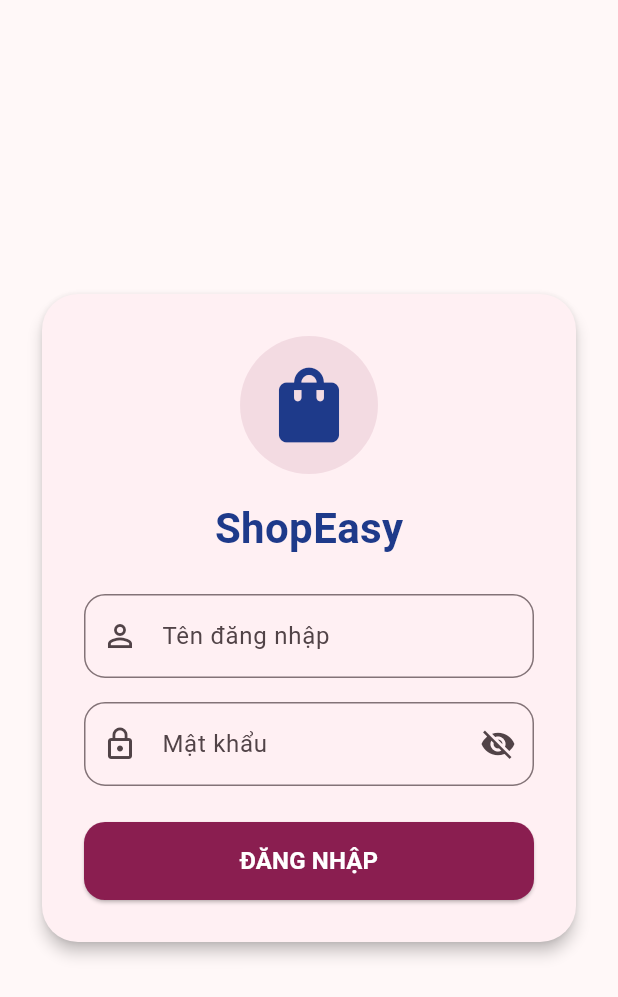
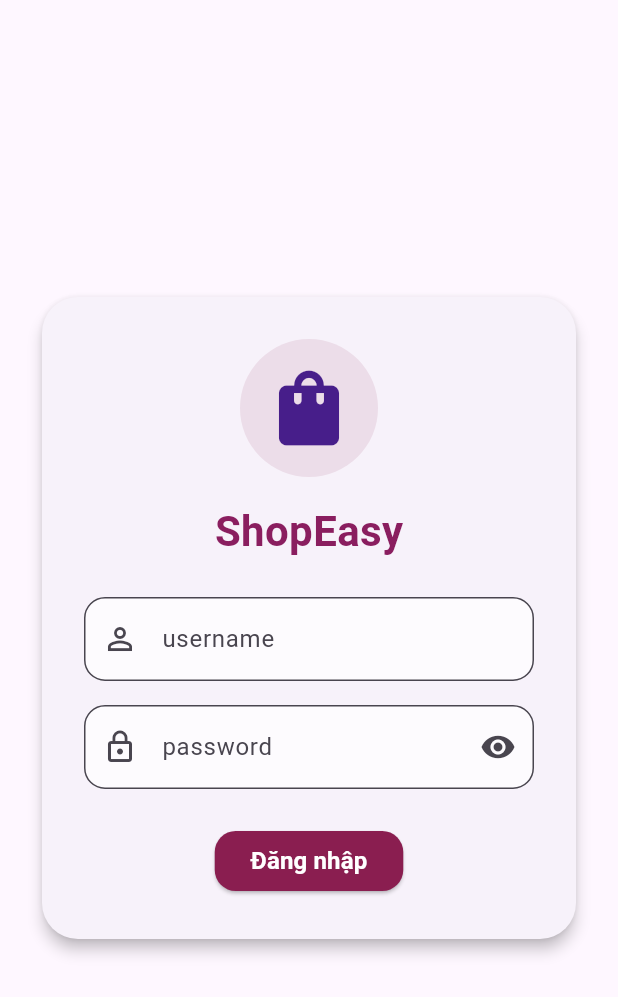
Before and after one commit to hamai20050110-bli/shopeasy, a Flutter app: the screen it shows after launch, on a phone screen of 412 x 824 dp. Shown: the top 997 px of the screen. Run offline on Flutter 3.47's test engine with Material 3 defaults, Android fonts, the phone set to English and light mode, and no system bars; our stand-ins replace dio.

Commit message:
Add files via upload

```diff
--- a/lib/giaodien.dart
+++ b/lib/giaodien.dart
@@ -1,6 +1,5 @@
 import 'package:flutter/material.dart';
-
-import 'sanpham.dart';
+import 'package:baitap_buoi5/login_screen.dart';
 
 void main() {
   runApp(const MyApp());
@@ -104,103 +103,6 @@ class MyApp extends StatelessWidget {
   }
 }
 
-class LoginScreen extends StatefulWidget {
-  const LoginScreen({super.key});
-
-  @override
-  State<LoginScreen> createState() => _LoginScreenState();
-}
-
-class _LoginScreenState extends State<LoginScreen> {
-  final userCtrl = TextEditingController();
-  final passCtrl = TextEditingController();
-  bool obscurePass = true;
-
-  void handleLogin() {
-    if (userCtrl.text.trim().isEmpty || passCtrl.text.trim().isEmpty) {
-      showMessage(context, 'Vui lòng nhập đầy đủ thông tin');
-      return;
-    }
-    Navigator.pushReplacement(
-      context,
-      MaterialPageRoute(builder: (_) => const ProductListScreen()),
-    );
-  }
-
-  @override
-  Widget build(BuildContext context) {
-    return Scaffold(
-      body: Center(
-        child: SingleChildScrollView(
-          padding: const EdgeInsets.all(24.0),
-          child: Card(
-            elevation: 4,
-            shape: RoundedRectangleBorder(borderRadius: BorderRadius.circular(24)),
-            child: Padding(
-              padding: const EdgeInsets.all(28.0),
-              child: Column(
-                mainAxisSize: MainAxisSize.min,
-                children: [
-                  Container(
-                    padding: const EdgeInsets.all(16),
-                    decoration: BoxDecoration(
-                      color: const Color.fromARGB(255, 138, 30, 75).withValues(alpha: 0.1),
-                      shape: BoxShape.circle,
-                    ),
-                    child: const Icon(Icons.shopping_bag_rounded, size: 60, color: Color(0xFF1E3A8A)),
-                  ),
-                  const SizedBox(height: 16),
-                  const Text(
-                    'ShopEasy',
-                    style: TextStyle(fontSize: 28, fontWeight: FontWeight.bold, color: Color(0xFF1E3A8A)),
-                  ),
-                  const SizedBox(height: 24),
-                  TextField(
-                    controller: userCtrl,
-                    decoration: InputDecoration(
-                      labelText: tr('username'),
-                      prefixIcon: const Icon(Icons.person_outline),
-                      border: OutlineInputBorder(borderRadius: BorderRadius.circular(14)),
-                    ),
-                  ),
-                  const SizedBox(height: 16),
-                  TextField(
-                    controller: passCtrl,
-                    obscureText: obscurePass,
-                    decoration: InputDecoration(
-                      labelText: tr('password'),
-                      prefixIcon: const Icon(Icons.lock_outline),
-                      suffixIcon: IconButton(
-                        icon: Icon(obscurePass ? Icons.visibility_off : Icons.visibility),
-                        onPressed: () => setState(() => obscurePass = !obscurePass),
-                      ),
-                      border: OutlineInputBorder(borderRadius: BorderRadius.circular(14)),
-                    ),
-                  ),
-                  const SizedBox(height: 24),
-                  SizedBox(
-                    width: double.infinity,
-                    height: 52,
-                    child: ElevatedButton(
-                      style: ElevatedButton.styleFrom(
-                        backgroundColor: const Color.fromARGB(255, 138, 30, 80),
-                        foregroundColor: Colors.white,
-                        shape: RoundedRectangleBorder(borderRadius: BorderRadius.circular(14)),
-                      ),
-                      onPressed: handleLogin,
-                      child: Text(tr('login_btn'), style: const TextStyle(fontSize: 16, fontWeight: FontWeight.bold)),
-                    ),
-                  ),
-                ],
-              ),
-            ),
-          ),
-        ),
-      ),
-    );
-  }
-}
-
 // =====================================================
 // MÀN HÌNH TÀI KHOẢN & CÀI ĐẶT (SETTINGS SCREEN REDESIGNED)
 // =====================================================
@@ -225,7 +127,7 @@ class _SettingsScreenState extends State<SettingsScreen> {
         actions: [
           TextButton(
             onPressed: () => Navigator.pop(ctx),
-            child: const Text('Hủy', style: TextStyle(color: Colors.grey)),
+            child: const Text('Hủy', style: TextStyle(color: Color.fromARGB(255, 158, 158, 158))),
           ),
           ElevatedButton(
             style: ElevatedButton.styleFrom(
@@ -264,10 +166,11 @@ class _SettingsScreenState extends State<SettingsScreen> {
                 width: double.infinity,
                 padding: const EdgeInsets.fromLTRB(20, 16, 20, 24),
                 decoration: const BoxDecoration(
-                  color: Color.fromARGB(255, 138, 30, 61),
+                  color: Color.fromARGB(255, 189, 109, 133),
                   borderRadius: BorderRadius.vertical(
                     bottom: Radius.circular(28),
                   ),
+
                 ),
                 child: Column(
                   children: [
@@ -281,7 +184,7 @@ class _SettingsScreenState extends State<SettingsScreen> {
                           ),
                           child: const CircleAvatar(
                             radius: 40,
-                            backgroundImage: NetworkImage('https://scontent.fdad3-8.fna.fbcdn.net/v/t39.30808-6/840206587_1804328320578734_3490062392824018630_n.jpg?stp=dst-jpg_tt6&cstp=mx960x957&ctp=p526x296&_nc_cat=109&_nc_map=urlgen_bucketless&ccb=1-7&_nc_sid=6ee11a&_nc_ohc=3lCpMny50f8Q7kNvwGiK4iX&_nc_oc=Adr9XfLBcOIsJpIaF39gSBIxTPbHv33ff-BmiSdpw-kcMDNCNH13syEImCINsU__2Rc&_nc_zt=23&_nc_ht=scontent.fdad3-8.fna&_nc_gid=Yh_BJS-B1J2CXdIIRkU7Og&_nc_ss=7b2a8&oh=00_AQRX7EJKuTdbZFR0oQHgADEABRb5b-KkXk00z1iWhUX25g&oe=6AFF9AA4'),
+                            backgroundImage: NetworkImage('https://scontent.fdad3-8.fna.fbcdn.net/v/t39.30808-6/840206587_1804328320578734_3490062392824018630_n.jpg?stp=dst-jpg_tt6&cstp=mx960x957&ctp=s960x957&_nc_cat=109&_nc_map=urlgen_bucketless&ccb=1-7&_nc_sid=6ee11a&_nc_ohc=_kT6hSzbZgEQ7kNvwHjiFWs&_nc_oc=AdqRMDMFHUyzyM6TF50fNUeyl9Met7h_GTYRf7Tsbo2eRHZor7AiFWETYd1iaus8-vI&_nc_zt=23&_nc_ht=scontent.fdad3-8.fna&_nc_gid=rdsAXNy6UIsi-NMGVYRnFw&_nc_ss=7b2a8&oh=00_AQTuey0Sv4baD7SYlR9ZUhw8NuFasX7ih55wsq7boRywmQ&oe=6B090D64'),
                           ),
                         ),
                         Positioned(
@@ -341,6 +244,7 @@ class _SettingsScreenState extends State<SettingsScreen> {
               ),
 
               const SizedBox(height: 16),
+
 
               // 3. KHỐI ĐƠN HÀNG CỦA TÔI
               Padding(
--- /dev/null
+++ b/lib/login_screen.dart
@@ -0,0 +1,120 @@
+import 'package:flutter/material.dart';
+import 'package:baitap_buoi5/login_service.dart';
+import 'package:baitap_buoi5/sanpham.dart';
+class LoginScreen extends StatefulWidget {
+  const LoginScreen({super.key});
+
+  @override
+  State<LoginScreen> createState() => _LoginScreenState();
+}
+
+class _LoginScreenState extends State<LoginScreen> {
+  final TextEditingController _userController = TextEditingController();
+  final TextEditingController _passController = TextEditingController();
+
+  bool isLoading = false;
+  bool isPasswordVisible = false;
+  final LoginService _loginService = LoginService();
+
+  void handleLogin() async {
+    setState(() => isLoading = true);
+
+    String? token = await _loginService.loginApp(
+      _userController.text,
+      _passController.text,
+    );
+    setState(() => isLoading = false);
+
+    if (token != null) {
+      if (mounted) {
+        Navigator.pushReplacement(
+          context,
+          MaterialPageRoute(builder: (context) => const ProductListScreen()),
+        );
+      }
+    } else {
+      if (mounted) {
+        ScaffoldMessenger.of(context).showSnackBar(
+          const SnackBar(content: Text("Sai tài khoản hoặc mật khẩu!")),
+        );
+      }
+    }
+  }
+
+  @override
+  Widget build(BuildContext context) {
+    return Scaffold(
+      body: Center(
+        child: SingleChildScrollView(
+          padding: const EdgeInsets.all(24.0),
+          child: Card(
+            elevation: 4,
+            shape: RoundedRectangleBorder(borderRadius: BorderRadius.circular(24)),
+            child: Padding(
+              padding: const EdgeInsets.all(28.0),
+              child: Column(
+                mainAxisSize: MainAxisSize.min,
+                children: [
+                  Container(
+                    padding: const EdgeInsets.all(16),
+                    decoration: BoxDecoration(
+                      color: const Color.fromARGB(255, 138, 30, 75).withValues(alpha: 0.1),
+                      shape: BoxShape.circle,
+                    ),
+                    child: const Icon(Icons.shopping_bag_rounded, size: 60, color: Color.fromARGB(255, 71, 30, 138)),
+                  ),
+                  const SizedBox(height: 16),
+                  const Text(
+                    'ShopEasy',
+                    style: TextStyle(fontSize: 28, fontWeight: FontWeight.bold, color: Color.fromARGB(255, 138, 30, 95)),
+                  ),
+                  const SizedBox(height: 24),
+                  TextField(
+                    controller: _userController,
+                    decoration: InputDecoration(
+                      labelText: ('username'),
+                      prefixIcon: const Icon(Icons.person_outline),
+                      border: OutlineInputBorder(borderRadius: BorderRadius.circular(14)),
+                      filled: true,
+                      fillColor: Colors.white70.withValues(alpha: 0.7),
+                    ),
+                  ),
+                  const SizedBox(height: 16),
+                  TextField(
+                    controller: _passController,
+                    obscureText: true,
+                    decoration: InputDecoration(
+                      labelText: ('password'),
+                      prefixIcon: const Icon(Icons.lock_outline),
+                      suffixIcon: IconButton(
+                        icon: Icon(isPasswordVisible ? Icons.visibility_off : Icons.visibility),
+                        onPressed: () => setState(() => isPasswordVisible = !isPasswordVisible),
+                      ),
+                      border: OutlineInputBorder(borderRadius: BorderRadius.circular(14)),
+                      filled: true,
+                      fillColor: Colors.white70.withValues(alpha: 0.7),
+                    ),
+                  ),
+
+                  const SizedBox(height: 24),
+
+                  isLoading
+                      ? const CircularProgressIndicator()
+                      : ElevatedButton(
+                        onPressed: handleLogin,
+                          style: ElevatedButton.styleFrom(
+                            backgroundColor: const Color.fromARGB(255, 138, 30, 80),
+                              foregroundColor: Colors.white,
+                              shape: RoundedRectangleBorder(borderRadius: BorderRadius.circular(14)),
+                            ),
+                            child: const Text(('Đăng nhập'), style: TextStyle(fontSize: 16, fontWeight: FontWeight.bold)),
+                          ),
+                ],
+              ),
+            ),
+          ),
+        ),
+      ),
+    );
+  }
+}
--- /dev/null
+++ b/lib/main.dart
@@ -0,0 +1,18 @@
+import 'package:flutter/material.dart';
+import 'package:baitap_buoi5/login_screen.dart';
+
+void main() {
+  runApp(const MyApp());
+}
+
+class MyApp extends StatelessWidget {
+  const MyApp({super.key});
+
+  @override
+  Widget build(BuildContext context) {
+    return const MaterialApp(
+      debugShowCheckedModeBanner: false,
+      home: LoginScreen(),
+    );
+  }
+}
```
Also changed, not shown: lib/api.dart (added, +42 -0 lines), lib/chitietsp.dart (+8 -6 lines), lib/counter.dart (added, +39 -0 lines), lib/giaodienemily.dart (added, +110 -0 lines), lib/login_service.dart (added, +41 -0 lines), lib/sanpham.dart (+59 -1 lines).
